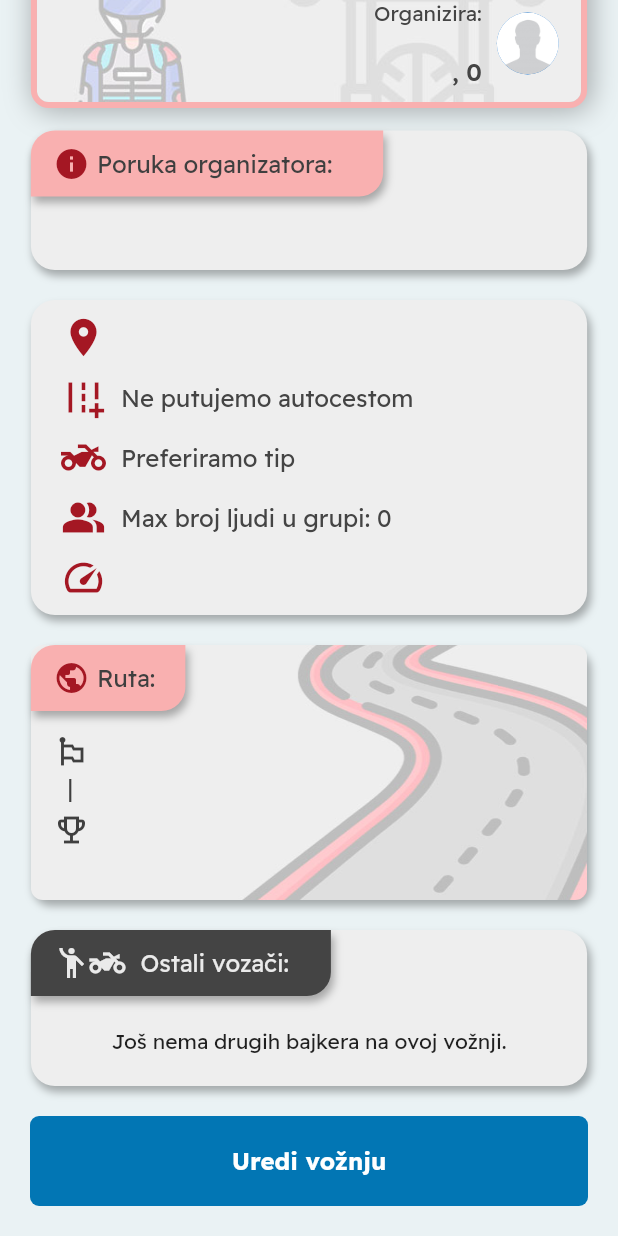
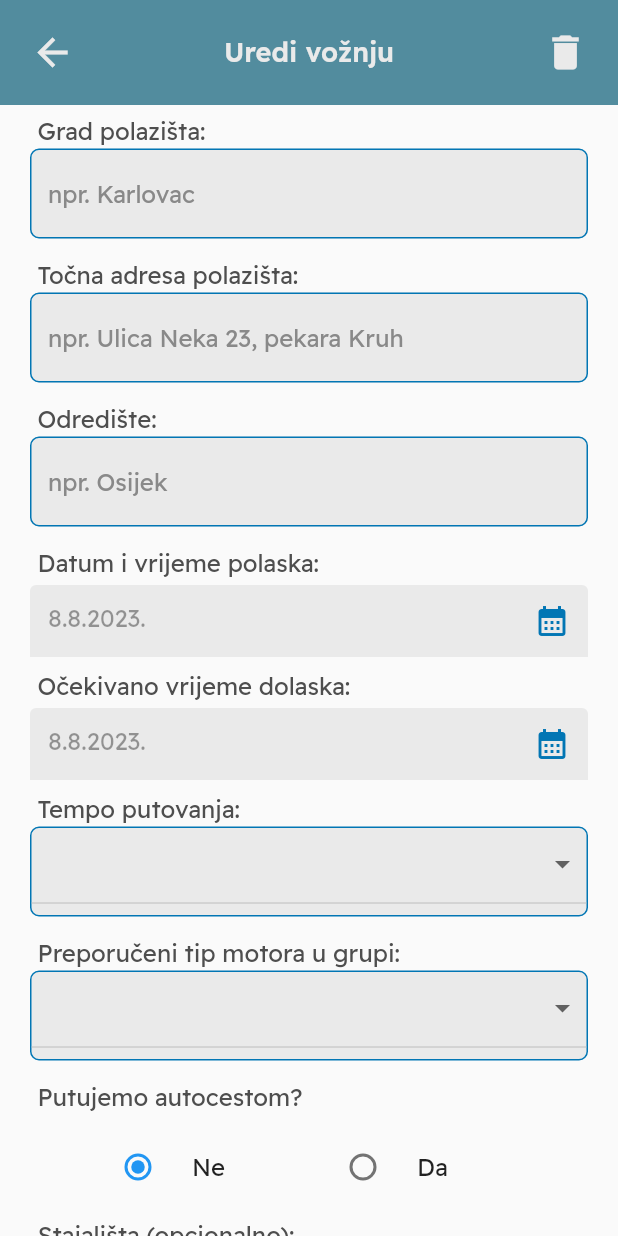
Before and after one commit to CroAnna/BikerZone, a Flutter app: the RideDetailsScreen screen opened directly with empty values, scrolled down 263 dp, after a tap on "Uredi vožnju", on a phone screen of 412 x 824 dp. Run offline on Flutter 3.47's test engine with Material 2 defaults, Android fonts, the light colour scheme and no system bars; our stand-ins replace cloud_firestore, dot_navigation_bar, firebase_auth, firebase_core, firebase_storage, fluttertoast and 1 more; accounts and stored records are empty.

Commit message:
[ADD] edit ride details

```diff
--- a/lib/screens/add_ride_screen.dart
+++ b/lib/screens/add_ride_screen.dart
@@ -19,9 +19,6 @@ class _AddRideScreenState extends State<AddRideScreen> {
   final finishingCityController = TextEditingController();
   DateTime? startingDaTController;
   DateTime? finishingDaTController;
-  final highwayController = TextEditingController();
-  final bikeTypeController = TextEditingController();
-  final paceController = TextEditingController();
   final nmbrOfPeopleController = TextEditingController();
   final organizersMessageController = TextEditingController();
   List<String> stopPoints = [];
@@ -92,7 +89,7 @@ class _AddRideScreenState extends State<AddRideScreen> {
               setHours: true,
               futureDateAllowed: true,
               helpText: "Datum i vrijeme polaska:",
-              labelText: "Datum i vrijeme polaska:",
+              labelText: "Datum i vrijeme polaska: **",
             ),
             InputDateCustom(
               onDataReceived: _handleFinishDataReceived,
@@ -100,7 +97,7 @@ class _AddRideScreenState extends State<AddRideScreen> {
               setHours: true,
               futureDateAllowed: true,
               helpText: "Očekivano vrijeme dolaska:",
-              labelText: "Očekivano vrijeme dolaska:",
+              labelText: "Očekivano vrijeme dolaska: **",
             ),
             DropdownCustom(
               labelText: "Tempo putovanja:",
@@ -176,7 +173,7 @@ class _AddRideScreenState extends State<AddRideScreen> {
                     alignment: Alignment.centerLeft,
                     padding: const EdgeInsets.only(left: 5, bottom: 2),
                     child: const Text(
-                      "Dodaj stajališta (opcionalno):",
+                      "Dodaj stajališta (opcionalno): **",
                       style: TextStyle(
                         fontSize: 16,
                         color: Color(0xFF4E4E4E),
@@ -273,6 +270,20 @@ class _AddRideScreenState extends State<AddRideScreen> {
               hintText: "npr. što očekivati od vožnje",
               labelText: "Poruka organizatora: (opcionalno):",
             ),
+            Padding(
+              padding: const EdgeInsets.symmetric(horizontal: 20, vertical: 7),
+              child: Container(
+                alignment: Alignment.centerLeft,
+                padding: const EdgeInsets.only(left: 5, bottom: 2),
+                child: const Text(
+                  "** Stajališta i vrijeme polaska i dolaska nije moguće urediti naknadno!",
+                  style: TextStyle(
+                    fontSize: 16,
+                    color: Color.fromARGB(255, 131, 131, 131),
+                  ),
+                ),
+              ),
+            ),
             LargeButtonCustom(
                 onTap: () async {
                   String id = await addRide(
--- a/lib/screens/bike_info_screen.dart
+++ b/lib/screens/bike_info_screen.dart
@@ -19,7 +19,7 @@ class _BikeInfoScreenState extends State<BikeInfoScreen> {
 
   void addBike() {
     Navigator.pop(context);
-    addBikeDetails(bikeModelController.text, parseBikeYear(bikeYearController.text), dropdownManufacturerValue);
+    addBikeDetails(bikeModelController.text, parseToPureNumber(bikeYearController.text), dropdownManufacturerValue);
   }
 
   @override
--- a/lib/screens/edit_profile_screen.dart
+++ b/lib/screens/edit_profile_screen.dart
@@ -1,5 +1,4 @@
 import 'package:bikerzone/models/user.dart';
-import 'package:bikerzone/services/general_service.dart';
 import 'package:bikerzone/services/user_service.dart';
 import 'package:bikerzone/widgets/dropdown_custom.dart';
 import 'package:bikerzone/widgets/input_date_custom.dart';
@@ -51,7 +50,6 @@ class _EditProfileScreenState extends State<EditProfileScreen> {
   void update() async {
     final res = await updateUser(fullnameController, usernameController, birthdayController, descriptionController,
         dropdownManufacturerValue, bikeModelController, bikeYearController.text);
-    print(res.toString());
 
     Fluttertoast.showToast(
       msg: res == true ? "Promjene spremljene." : "Došlo je do greške. Pokušajte ponovo.",
--- /dev/null
+++ b/lib/screens/edit_ride_screen.dart
@@ -0,0 +1,300 @@
+import 'package:bikerzone/models/ride.dart';
+import 'package:bikerzone/services/ride_service.dart';
+import 'package:bikerzone/widgets/dropdown_custom.dart';
+import 'package:bikerzone/widgets/input_date_custom.dart';
+import 'package:bikerzone/widgets/input_field_custom.dart';
+import 'package:bikerzone/widgets/large_button_custom.dart';
+import 'package:bikerzone/widgets/top_navigation_custom.dart';
+import 'package:flutter/material.dart';
+import 'package:fluttertoast/fluttertoast.dart';
+
+// ignore: must_be_immutable
+class EditRideScreen extends StatefulWidget {
+  const EditRideScreen({super.key, required this.ride});
+  final Ride ride;
+
+  @override
+  State<EditRideScreen> createState() => _EditRideScreenState();
+}
+
+class _EditRideScreenState extends State<EditRideScreen> {
+  final startingCityController = TextEditingController();
+  final exactStartingPointController = TextEditingController();
+  final finishingCityController = TextEditingController();
+  DateTime? startingDaTController;
+  DateTime? finishingDaTController;
+  final bikeTypeController = TextEditingController();
+  final paceController = TextEditingController();
+  final nmbrOfPeopleController = TextEditingController();
+  final organizersMessageController = TextEditingController();
+  List<dynamic> stopPoints = [];
+  String? highway;
+  String dropdownPaceValue = "Polagana vožnja";
+  String dropdownBikeValue = "-";
+  List<TextEditingController> stopPointsControllers = [];
+
+  void update() async {
+    final res = await updateRide(
+        startingCityController,
+        exactStartingPointController,
+        finishingCityController,
+        startingDaTController!,
+        finishingDaTController!,
+        highway == "da" ? true : false,
+        dropdownBikeValue,
+        dropdownPaceValue,
+        nmbrOfPeopleController,
+        organizersMessageController,
+        stopPoints,
+        widget.ride.id,
+        widget.ride.userId);
+
+    Fluttertoast.showToast(
+      msg: res == true ? "Promjene spremljene." : "Došlo je do greške. Pokušajte ponovo.",
+      toastLength: Toast.LENGTH_SHORT,
+      gravity: ToastGravity.BOTTOM,
+      backgroundColor: res == true ? const Color(0xFF528C9E) : const Color(0xFFA41723),
+      textColor: Colors.white,
+    );
+
+    // ignore: use_build_context_synchronously
+    Navigator.pop(context);
+  }
+
+  void _handleStartDataReceived(DateTime date) {
+    setState(() {
+      startingDaTController = date;
+    });
+  }
+
+  void _handleFinishDataReceived(DateTime date) {
+    setState(() {
+      finishingDaTController = date;
+    });
+  }
+
+  @override
+  void initState() {
+    super.initState();
+    setState(() {
+      startingCityController.text = widget.ride.startingPoint;
+      exactStartingPointController.text = widget.ride.exactStartingPoint;
+      finishingCityController.text = widget.ride.finishingPoint;
+      startingDaTController = widget.ride.startDaT;
+      finishingDaTController = widget.ride.finishDaT;
+      nmbrOfPeopleController.text = widget.ride.maxPeople.toString();
+      organizersMessageController.text = widget.ride.message;
+      stopPoints = widget.ride.stopPoints;
+      setState(() {
+        highway = widget.ride.highway == true ? "da" : "ne";
+        dropdownPaceValue = widget.ride.pace;
+        dropdownBikeValue = widget.ride.acceptType;
+      });
+
+      for (int i = 0; i < stopPoints.length; i++) {
+        TextEditingController controller = TextEditingController();
+        controller.text = stopPoints[i];
+        stopPointsControllers.add(controller);
+      }
+    });
+  }
+
+  @override
+  Widget build(BuildContext context) {
+    final screenWidth = MediaQuery.of(context).size.width;
+
+    return Scaffold(
+      body: SafeArea(
+        child: SingleChildScrollView(
+          child: Column(
+            children: [
+              TopNavigationCustom(
+                leftIcon: Icons.arrow_back,
+                mainText: "Uredi vožnju",
+                rightIcon: Icons.delete,
+                isLight: true,
+                isSmall: true,
+                rightOnTap: () {
+                  // TODO delete ride from db and riders
+                },
+              ),
+              InputFieldCustom(
+                controller: startingCityController,
+                hintText: "npr. Karlovac",
+                hide: false,
+                labelText: "Grad polazišta:",
+              ),
+              InputFieldCustom(
+                controller: exactStartingPointController,
+                hintText: "npr. Ulica Neka 23, pekara Kruh",
+                hide: false,
+                labelText: "Točna adresa polazišta:",
+              ),
+              InputFieldCustom(
+                controller: finishingCityController,
+                hintText: "npr. Osijek",
+                hide: false,
+                labelText: "Odredište:",
+              ),
+              InputDateCustom(
+                onDataReceived: _handleStartDataReceived,
+                hintText: "Odaberi...",
+                setHours: true,
+                enabled: false,
+                futureDateAllowed: true,
+                helpText: "Datum i vrijeme polaska:",
+                labelText: "Datum i vrijeme polaska:",
+                recievedDate: startingDaTController,
+              ),
+              InputDateCustom(
+                onDataReceived: _handleFinishDataReceived,
+                hintText: "Odaberi...",
+                enabled: false,
+                setHours: true,
+                futureDateAllowed: true,
+                helpText: "Očekivano vrijeme dolaska:",
+                labelText: "Očekivano vrijeme dolaska:",
+                recievedDate: finishingDaTController,
+              ),
+              DropdownCustom(
+                labelText: "Tempo putovanja:",
+                dropdownList: const ["Polagana vožnja", 'Normalan tempo', 'Brza vožnja'],
+                dropdownValue: dropdownPaceValue,
+                onChanged: (String? newValue) {
+                  setState(() {
+                    dropdownPaceValue = newValue!;
+                  });
+                },
+              ),
+              DropdownCustom(
+                labelText: "Preporučeni tip motora u grupi:",
+                dropdownList: const ["-", "Cestovni", "Enduro", "Mopedi", "Sportski", "Quadovi"],
+                dropdownValue: dropdownBikeValue,
+                onChanged: (String? newValue) {
+                  setState(() {
+                    dropdownBikeValue = newValue!;
+                  });
+                },
+              ),
+              Padding(
+                padding: const EdgeInsets.symmetric(horizontal: 20, vertical: 7),
+                child: Container(
+                  alignment: Alignment.centerLeft,
+                  padding: const EdgeInsets.only(left: 5, bottom: 2),
+                  child: const Text(
+                    "Putujemo autocestom?",
+                    style: TextStyle(
+                      fontSize: 16,
+                      color: Color(0xFF4E4E4E),
+                    ),
+                  ),
+                ),
+              ),
+              Row(
+                mainAxisAlignment: MainAxisAlignment.center,
+                children: [
+                  SizedBox(
+                    width: 150,
+                    child: RadioListTile(
+                      title: const Text("Ne"),
+                      value: "ne",
+                      groupValue: highway,
+                      onChanged: (value) {
+                        setState(() {
+                          highway = value.toString();
+                        });
+                      },
+                    ),
+                  ),
+                  SizedBox(
+                    width: 150,
+                    child: RadioListTile(
+                      title: const Text("Da"),
+                      value: "da",
+                      groupValue: highway,
+                      onChanged: (value) {
+                        setState(() {
+                          highway = value.toString();
+                        });
+                      },
+                    ),
+                  ),
+                ],
+              ),
+              Padding(
+                padding: const EdgeInsets.symmetric(horizontal: 20.0, vertical: 7.0),
+                child: Column(
+                  children: [
+                    Container(
+                      width: screenWidth,
+                      alignment: Alignment.centerLeft,
+                      padding: const EdgeInsets.only(left: 5, bottom: 2),
+                      child: const Text(
+                        "Stajališta (opcionalno):",
+                        style: TextStyle(
+                          fontSize: 16,
+                          color: Color(0xFF4E4E4E),
+                        ),
+                      ),
+                    ),
+                    Column(
+                      children: List.generate(stopPointsControllers.length, (index) {
+                        return Row(
+                          children: [
+                            SizedBox(
+                              width: screenWidth * 0.8,
+                              child: Padding(
+                                padding: const EdgeInsets.only(left: 25, right: 15, top: 5),
+                                child: TextField(
+                                  controller: stopPointsControllers[index],
+                                  onChanged: (newValue) {
+                                    stopPoints[index] = newValue;
+                                  },
+                                  enabled: false,
+                                  decoration: const InputDecoration(
+                                    enabledBorder: OutlineInputBorder(
+                                      borderSide: BorderSide(color: Color(0xFF0276B4), width: 1),
+                                      borderRadius: BorderRadius.all(Radius.circular(6)),
+                                    ),
+                                    focusedBorder: OutlineInputBorder(
+                                      borderSide: BorderSide(color: Color(0xFF0276B4)),
+                                    ),
+                                    fillColor: Color(0xFFEAEAEA),
+                                    filled: true,
+                                    hintText: "",
+                                    hintStyle: TextStyle(color: Color(0xFF898989), fontSize: 16),
+                                  ),
+                                ),
+                              ),
+                            ),
+                          ],
+                        );
+                      }),
+                    ),
+                  ],
+                ),
+              ),
+              InputFieldCustom(
+                controller: nmbrOfPeopleController,
+                hintText: "npr. 10 ili ostavi prazno",
+                hide: false,
+                labelText: "Maksimalan broj ljudi (opcionalno):",
+              ),
+              InputFieldCustom(
+                isTextarea: true,
+                controller: organizersMessageController,
+                hintText: "npr. što očekivati od vožnje",
+                labelText: "Poruka organizatora: (opcionalno):",
+              ),
+              LargeButtonCustom(
+                  onTap: () {
+                    update();
+                  },
+                  btnText: "Spremi promjene"),
+            ],
+          ),
+        ),
+      ),
+    );
+  }
+}
--- a/lib/screens/registration_screen.dart
+++ b/lib/screens/registration_screen.dart
@@ -59,7 +59,7 @@ class _RegistrationScreenState extends State<RegistrationScreen> {
         Navigator.pop(context);
         Navigator.push(
           context,
-          UnanimatedRoute(builder: (context) => BikeInfoScreen()),
+          UnanimatedRoute(builder: (context) => const BikeInfoScreen()),
         );
       }
     } on FirebaseAuthException catch (error) {
--- a/lib/screens/ride_details_screen.dart
+++ b/lib/screens/ride_details_screen.dart
@@ -1,10 +1,12 @@
 import 'package:bikerzone/models/ride.dart';
 import 'package:bikerzone/models/user.dart';
+import 'package:bikerzone/screens/edit_ride_screen.dart';
 import 'package:bikerzone/services/ride_service.dart';
 import 'package:bikerzone/services/user_service.dart';
 import 'package:bikerzone/widgets/large_button_custom.dart';
 import 'package:bikerzone/widgets/stop_points_custom.dart';
 import 'package:bikerzone/widgets/top_navigation_custom.dart';
+import 'package:bikerzone/widgets/unanimated_route.dart';
 import 'package:bikerzone/widgets/user_card_custom.dart';
 import 'package:cloud_firestore/cloud_firestore.dart';
 import 'package:firebase_auth/firebase_auth.dart';
@@ -52,11 +54,13 @@ class _RideDetailsScreenState extends State<RideDetailsScreen> {
                 child: LargeButtonCustom(
                     onTap: widget.user.uid == FirebaseAuth.instance.currentUser!.uid
                         ? () {
-                            print("object");
+                            Navigator.push(
+                              context,
+                              UnanimatedRoute(builder: (context) => EditRideScreen(ride: widget.ride)),
+                            );
                           }
                         : () async {
                             final res = await addRiderToThisRide(getLoggedUserReference(), widget.ride);
-                            print(res.toString());
 
                             Fluttertoast.showToast(
                               msg: res == true ? "Uspješno ste se pridružili!" : "Već ste se pridružili ovoj vožnji!",
--- a/lib/services/general_service.dart
+++ b/lib/services/general_service.dart
@@ -7,7 +7,7 @@ Future<T> getDocumentByIdEveryType<T>(String collectionName, String? documentId,
   return fromSnapshot(snapshot);
 }
 
-int parseBikeYear(String input) {
+int parseToPureNumber(String input) {
   String numericOnly = input.replaceAll(RegExp(r'\D'), '');
   numericOnly = numericOnly.replaceAll('.', '');
   int bikeYear = int.tryParse(numericOnly) ?? 0;
--- a/lib/services/user_service.dart
+++ b/lib/services/user_service.dart
@@ -126,7 +126,7 @@ Future<bool> updateUser(
       'birthday': birthdayController,
       'bike.manufacturer': bikeManufacturerController,
       'bike.model': bikeModelController.text,
-      'bike.year': parseBikeYear(bikeYearController),
+      'bike.year': parseToPureNumber(bikeYearController),
     });
     return true;
   } catch (err) {
--- a/lib/widgets/input_date_custom.dart
+++ b/lib/widgets/input_date_custom.dart
@@ -9,10 +9,11 @@ class InputDateCustom extends StatefulWidget {
   final String labelText;
   final bool futureDateAllowed;
   bool setHours;
+  bool enabled;
   final DateTime? recievedDate;
 
-  InputDateCustom({
-    super.key,
+  InputDateCustom(
+      {super.key,
       required this.onDataReceived,
       required this.hintText,
       required this.helpText,
@@ -20,7 +21,7 @@ class InputDateCustom extends StatefulWidget {
       this.recievedDate,
       this.setHours = false,
       required this.futureDateAllowed,
-  });
+      this.enabled = true});
 
   @override
   State<InputDateCustom> createState() => _InputDateCustomState();
@@ -84,8 +85,7 @@ class _InputDateCustomState extends State<InputDateCustom> {
             pickedTime.minute,
           );
 
-          controller.text =
-              DateFormat('d.M.yyyy. HH:mm').format(selectedDateTime);
+          controller.text = DateFormat('d.M.yyyy. HH:mm').format(selectedDateTime);
           widget.onDataReceived(selectedDateTime);
         }
       } else {
@@ -116,6 +116,7 @@ class _InputDateCustomState extends State<InputDateCustom> {
                 )
               : Container(),
           TextField(
+            enabled: widget.enabled,
             readOnly: true,
             controller: controller,
             decoration: InputDecoration(
@@ -124,16 +125,14 @@ class _InputDateCustomState extends State<InputDateCustom> {
                 color: Color(0xFF0276B4),
               ),
               enabledBorder: const OutlineInputBorder(
-                  borderSide: BorderSide(color: Color(0xFF0276B4), width: 1),
-                  borderRadius: BorderRadius.all(Radius.circular(6))),
+                  borderSide: BorderSide(color: Color(0xFF0276B4), width: 1), borderRadius: BorderRadius.all(Radius.circular(6))),
               focusedBorder: const OutlineInputBorder(
                 borderSide: BorderSide(color: Color(0xFF0276B4)),
               ),
               fillColor: const Color(0xFFEAEAEA),
               filled: true,
               hintText: widget.hintText,
-              hintStyle:
-                  const TextStyle(color: Color(0xFF898989), fontSize: 16),
+              hintStyle: const TextStyle(color: Color(0xFF898989), fontSize: 16),
             ),
             onTap: () {
               openCalendar();
--- a/lib/widgets/input_field_custom.dart
+++ b/lib/widgets/input_field_custom.dart
@@ -1,5 +1,6 @@
 import 'package:flutter/material.dart';
 
+// ignore: must_be_immutable
 class InputFieldCustom extends StatelessWidget {
   final TextEditingController controller;
   final String? hintText;
--- a/lib/widgets/search_bar_custom.dart
+++ b/lib/widgets/search_bar_custom.dart
@@ -1,5 +1,6 @@
 import 'package:flutter/material.dart';
 
+// ignore: must_be_immutable
 class SearchBarCustom extends StatefulWidget {
   String inputText;
   Function initSearch;
@@ -15,7 +16,6 @@ class _SearchBarCustomState extends State<SearchBarCustom> {
   Widget build(BuildContext context) {
     return TextField(
       onChanged: (text) {
-        print(text);
         setState(() {
           widget.inputText = text;
         });
```
Also changed, not shown: lib/services/ride_service.dart (+40 -0 lines). Lines whose indentation alone changed are shown as unchanged.
